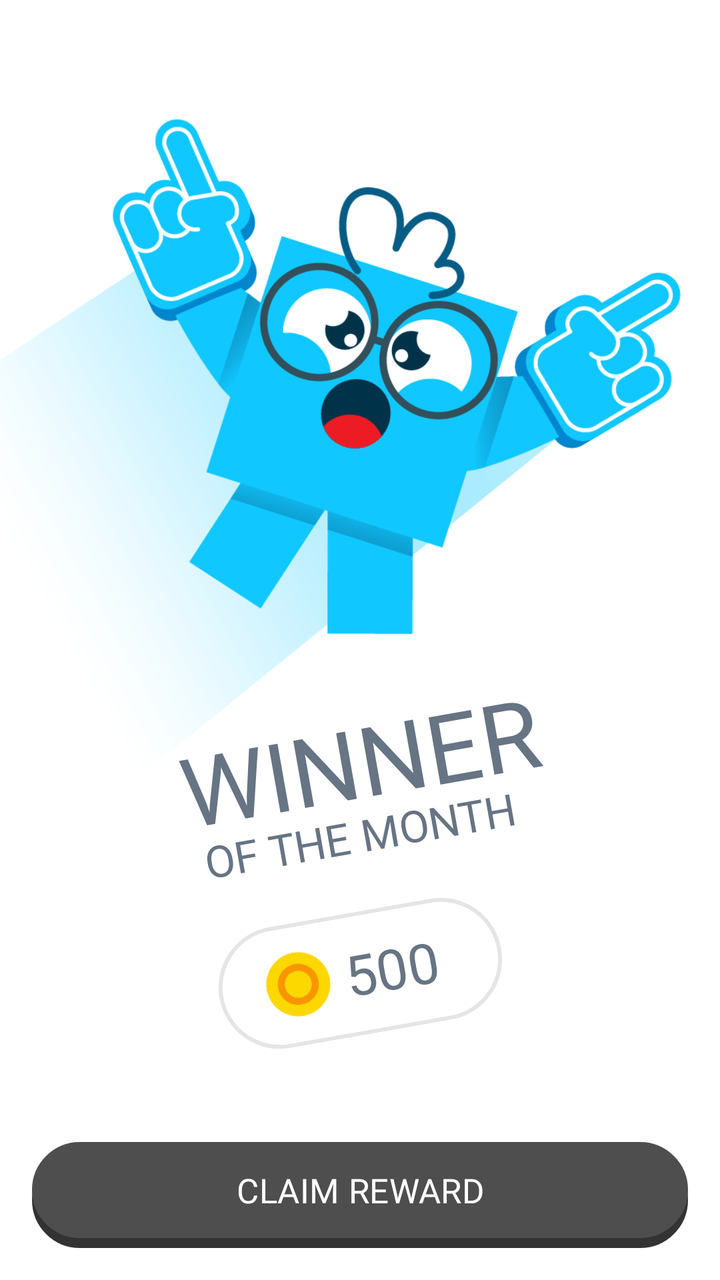
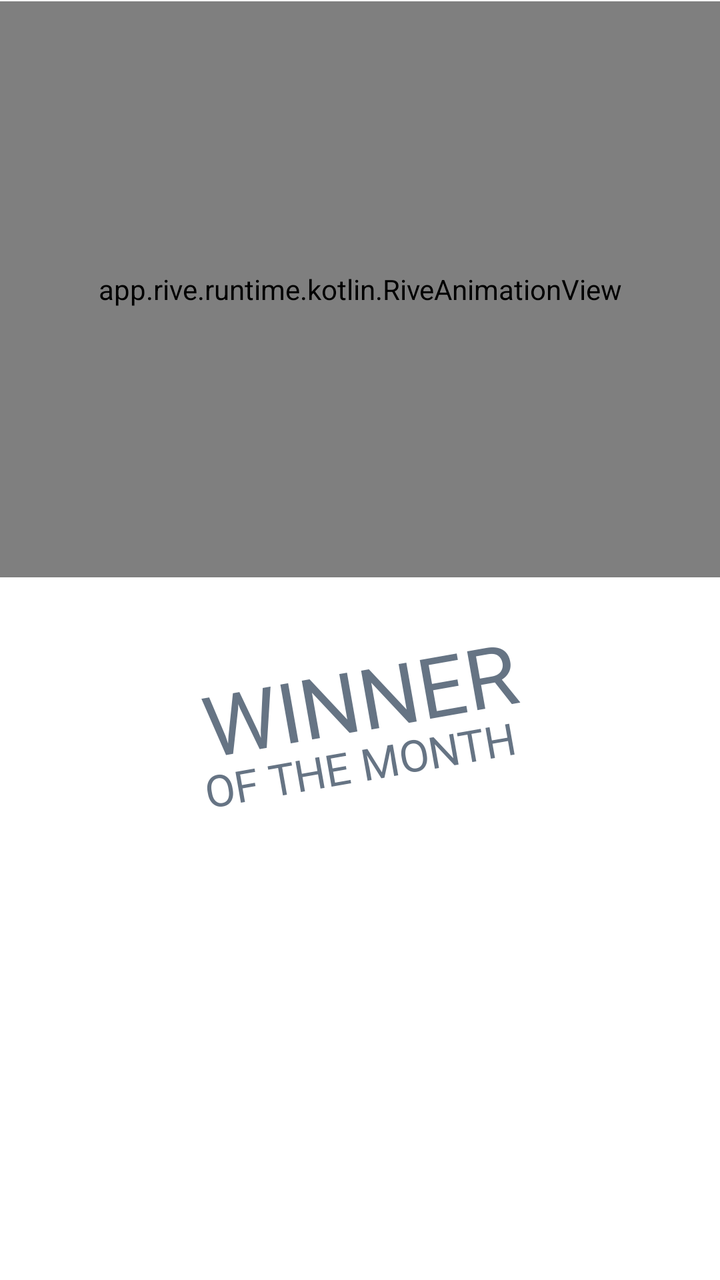

Compare the two renders of this Android layout. The source of the first and the diff that turns it into the second are given below.
<!-- AndroidManifest.xml: application theme Theme.Tetragon -->
<!-- res/layout/activity_monthly_reward.xml -->
<?xml version="1.0" encoding="utf-8"?>
<androidx.constraintlayout.widget.ConstraintLayout xmlns:android="http://schemas.android.com/apk/res/android"
    xmlns:app="http://schemas.android.com/apk/res-auto"
    xmlns:tools="http://schemas.android.com/tools"
    android:id="@+id/main"
    android:layout_width="match_parent"
    android:layout_height="match_parent"
    android:background="@color/white"
    android:fitsSystemWindows="true"
    android:clipChildren="false"
    android:clipToPadding="false"
    tools:context=".reward.MonthlyRewardActivity">

    <androidx.constraintlayout.widget.ConstraintLayout
        android:layout_width="match_parent"
        android:layout_height="match_parent"
        android:padding="16dp"
        android:clipChildren="false"
        android:clipToPadding="false"
        app:layout_constraintBottom_toBottomOf="parent"
        app:layout_constraintEnd_toEndOf="parent"
        app:layout_constraintStart_toStartOf="parent"
        app:layout_constraintTop_toTopOf="parent">

        <androidx.constraintlayout.widget.ConstraintLayout
            android:id="@+id/center_content_wrapper"
            android:layout_width="wrap_content"
            android:layout_height="wrap_content"
            android:clipChildren="false"
            android:clipToPadding="false"
            app:layout_constraintBottom_toTopOf="@+id/continue_btn_container"
            app:layout_constraintEnd_toEndOf="parent"
            app:layout_constraintHorizontal_bias="0.5"
            app:layout_constraintStart_toStartOf="parent"
            app:layout_constraintTop_toTopOf="parent"
            app:layout_constraintVertical_bias="0.419">

            <ImageView
                android:id="@+id/iv_mr_square"
                android:layout_width="400dp"
                android:layout_height="400dp"
                android:scaleType="fitCenter"
                android:src="@drawable/mr_square_winner"
                android:translationX="-40dp"
                app:layout_constraintEnd_toEndOf="parent"
                app:layout_constraintStart_toStartOf="parent"
                app:layout_constraintTop_toTopOf="parent" />

            <TextView
                android:id="@+id/tv_winner_title"
                android:layout_width="wrap_content"
                android:layout_height="wrap_content"
                android:layout_marginTop="-100dp"
                android:fontFamily="@font/inter_bold"
                android:rotation="-10"
                android:text="@string/winner"
                android:textAllCaps="true"
                android:textColor="#667484"
                android:textSize="48sp"
                app:layout_constraintEnd_toEndOf="parent"
                app:layout_constraintStart_toStartOf="parent"
                app:layout_constraintTop_toBottomOf="@+id/iv_mr_square" />

            <TextView
                android:id="@+id/tv_winner_subtitle"
                android:layout_width="wrap_content"
                android:layout_height="wrap_content"
                android:layout_marginTop="-10dp"
                android:fontFamily="@font/inter_bold"
                android:rotation="-10"
                android:text="@string/of_the_month"
                android:textAllCaps="true"
                android:textColor="#667484"
                android:textSize="22sp"
                app:layout_constraintEnd_toEndOf="parent"
                app:layout_constraintStart_toStartOf="parent"
                app:layout_constraintTop_toBottomOf="@+id/tv_winner_title" />

            <FrameLayout
                android:id="@+id/reward_container"
                android:layout_width="wrap_content"
                android:layout_height="wrap_content"
                android:layout_marginTop="24dp"
                android:layout_marginBottom="10dp"
                android:rotation="-10"
                app:layout_constraintBottom_toBottomOf="parent"
                app:layout_constraintEnd_toEndOf="parent"
                app:layout_constraintStart_toStartOf="parent"
                app:layout_constraintTop_toBottomOf="@+id/tv_winner_subtitle">

                <LinearLayout
                    android:id="@+id/reward_badge"
                    android:layout_width="wrap_content"
                    android:layout_height="wrap_content"
                    android:layout_gravity="center"
                    android:background="@drawable/custom_background"
                    android:gravity="center"
                    android:orientation="horizontal"
                    android:paddingStart="24dp"
                    android:paddingTop="12dp"
                    android:paddingEnd="32dp"
                    android:paddingBottom="12dp">

                    <ImageView
                        android:layout_width="32dp"
                        android:layout_height="32dp"
                        android:src="@drawable/coin" />

                    <TextView
                        android:id="@+id/tv_coin_count"
                        android:layout_width="wrap_content"
                        android:layout_height="wrap_content"
                        android:layout_marginStart="8dp"
                        android:fontFamily="@font/inter_bold"
                        android:text="500"
                        android:textColor="#667484"
                        android:textSize="28sp" />
                </LinearLayout>
            </FrameLayout>
        </androidx.constraintlayout.widget.ConstraintLayout>

        <FrameLayout
            android:id="@+id/continue_btn_container"
            android:layout_width="0dp"
            android:layout_height="wrap_content"
            android:clipChildren="false"
            android:clipToPadding="false"
            android:paddingBottom="5dp"
            app:layout_constraintBottom_toBottomOf="parent"
            app:layout_constraintEnd_toEndOf="parent"
            app:layout_constraintStart_toStartOf="parent">

            <FrameLayout
                android:id="@+id/continue_enabled_btn_container"
                android:layout_width="match_parent"
                android:layout_height="wrap_content"
                android:visibility="visible">

                <View
                    android:layout_width="match_parent"
                    android:layout_height="48dp"
                    android:background="@drawable/custom_button"
                    android:backgroundTint="#333333"
                    android:translationY="5dp" />

                <Button
                    android:id="@+id/continue_enabled_btn"
                    android:layout_width="match_parent"
                    android:layout_height="48dp"
                    android:background="@drawable/custom_button"
                    android:fontFamily="@font/inter_semibold"
                    android:text="@string/claim_reward"
                    android:textColor="@color/white"
                    android:textSize="17sp"
                    app:backgroundTint="#4E4E4E" />
            </FrameLayout>

            <FrameLayout
                android:id="@+id/disabledContainer"
                android:layout_width="match_parent"
                android:layout_height="wrap_content"
                android:visibility="gone">

                <View
                    android:layout_width="match_parent"
                    android:layout_height="48dp"
                    android:background="@drawable/custom_button"
                    android:backgroundTint="@color/gray_2"
                    android:translationY="5dp" />

                <TextView
                    android:layout_width="match_parent"
                    android:layout_height="48dp"
                    android:fontFamily="@font/inter_semibold"
                    android:gravity="center"
                    android:text="@string/loading"
                    android:textColor="@color/gray_1"
                    android:textSize="17sp"
                    android:translationY="5dp" />
            </FrameLayout>
        </FrameLayout>

    </androidx.constraintlayout.widget.ConstraintLayout>

</androidx.constraintlayout.widget.ConstraintLayout>
<!-- resources referenced by this layout -->
<resources>
  <color name="gray_1">#A5A5A5</color>
  <color name="gray_2">#E5E5E5</color>
  <color name="white">#FFFFFFFF</color>
  <!-- drawable coin (drawable) -->
  <vector xmlns:android="http://schemas.android.com/apk/res/android"
      android:width="39.89dp"
      android:height="39.89dp"
      android:viewportWidth="39.89"
      android:viewportHeight="39.89">
    <path
        android:pathData="M19.95,0c2.51,0 4.92,0.46 7.13,1.31 0.24,0.09 0.48,0.19 0.72,0.29 0.06,0.02 0.11,0.05 0.16,0.07 4.26,1.87 7.74,5.19 9.81,9.33 0.29,0.59 0.56,1.19 0.8,1.81 0.69,1.81 1.13,3.75 1.27,5.78 0.03,0.45 0.05,0.89 0.05,1.35 0,2.21 -0.36,4.34 -1.03,6.34 -0.37,1.1 -0.83,2.16 -1.38,3.17 -1.51,2.79 -3.68,5.18 -6.29,6.97 -1.32,0.9 -2.75,1.65 -4.27,2.21 -2.17,0.82 -4.52,1.26 -6.98,1.26 -2.34,0 -4.59,-0.4 -6.68,-1.15 -0.14,-0.05 -0.28,-0.1 -0.42,-0.16 -0.63,-0.24 -1.25,-0.51 -1.85,-0.81 -4.19,-2.11 -7.54,-5.65 -9.39,-9.98 -0.16,-0.38 -0.32,-0.78 -0.46,-1.18 -0.22,-0.62 -0.41,-1.26 -0.57,-1.91C0.2,23.18 0,21.59 0,19.95c0,-2.46 0.44,-4.81 1.26,-6.98 0.57,-1.52 1.31,-2.95 2.21,-4.27 1.79,-2.61 4.17,-4.77 6.97,-6.29h0c1.01,-0.55 2.07,-1.01 3.17,-1.38C15.6,0.36 17.73,0 19.95,0Z"
        android:fillColor="#fdd700"/>
    <path
        android:pathData="M32.76,19.95c0,7.08 -5.74,12.81 -12.81,12.81 -3.24,0 -6.2,-1.2 -8.45,-3.18 -2.67,-2.35 -4.36,-5.79 -4.36,-9.63 0,-7.08 5.74,-12.81 12.81,-12.81 4.52,0 8.49,2.34 10.77,5.88 1.29,2 2.04,4.38 2.04,6.94Z"
        android:fillColor="#f89601"/>
    <path
        android:pathData="M19.94,19.95m-8.42,0a8.42,8.42 0,1 1,16.84 0a8.42,8.42 0,1 1,-16.84 0"
        android:fillColor="#fdd700"/>
  </vector>
  <!-- drawable custom_background (drawable) -->
  <?xml version="1.0" encoding="utf-8"?>
  <shape xmlns:android="http://schemas.android.com/apk/res/android"
      android:shape="rectangle">
      <solid android:color="#ffffff"/>
      <stroke android:color="#e5e5e5"
          android:width="2dp"/>
      <corners android:radius="40dp"/>
  </shape>
  <!-- drawable custom_button (drawable) -->
  <?xml version="1.0" encoding="utf-8"?>
  <shape xmlns:android="http://schemas.android.com/apk/res/android"
      android:shape="rectangle">
      <solid android:color="#ffffff"/>
      <stroke android:color="#e5e5e5"
          android:width="2dp"/>
      <corners android:radius="100dp"/>
  </shape>
  <!-- drawable mr_square_winner: png bitmap (drawable, 104892 bytes) -->
  <string name="claim_reward">CLAIM REWARD</string>
  <string name="loading">LOADING...</string>
  <string name="of_the_month">OF THE MONTH</string>
  <string name="winner">WINNER</string>
  <style name="Theme.Tetragon" parent="Base.Theme.Tetragon" />
  <style name="Base.Theme.Tetragon" parent="Theme.Material3.DayNight.NoActionBar">
          <item name="android:statusBarColor">@color/white</item>
          <item name="android:navigationBarColor">@color/white</item>
          <item name="android:windowLightStatusBar">true</item>
  
          <item name="android:windowBackground">@color/white</item>
          <item name="android:colorBackground">@color/white</item>
  
          <item name="android:windowIsTranslucent">false</item>
      </style>
</resources>

<!-- the commit's change to res/layout/activity_monthly_reward.xml (unified diff, before → after) -->
@@ -11,175 +11,168 @@
     android:clipToPadding="false"
     tools:context=".reward.MonthlyRewardActivity">
 
+    
+    
     <androidx.constraintlayout.widget.ConstraintLayout
+        android:id="@+id/center_content_wrapper"
         android:layout_width="match_parent"
-        android:layout_height="match_parent"
-        android:padding="16dp"
+        android:layout_height="wrap_content"
+        android:layout_marginBottom="90dp"
+        android:paddingTop="32dp"
         android:clipChildren="false"
         android:clipToPadding="false"
+        app:layout_constraintBottom_toTopOf="@+id/continue_btn_container"
+        app:layout_constraintEnd_toEndOf="parent"
+        app:layout_constraintStart_toStartOf="parent">
+
+        <TextView
+            android:id="@+id/tv_winner_title"
+            android:layout_width="wrap_content"
+            android:layout_height="wrap_content"
+            android:fontFamily="@font/inter_bold"
+            android:rotation="-10"
+            android:text="@string/winner"
+            android:textAllCaps="true"
+            android:textColor="#667484"
+            android:textSize="42sp"
+            app:layout_constraintEnd_toEndOf="parent"
+            app:layout_constraintStart_toStartOf="parent"
+            app:layout_constraintTop_toTopOf="parent" />
+
+        <TextView
+            android:id="@+id/tv_winner_subtitle"
+            android:layout_width="wrap_content"
+            android:layout_height="wrap_content"
+            android:layout_marginTop="-10dp"
+            android:fontFamily="@font/inter_bold"
+            android:rotation="-10"
+            android:text="@string/of_the_month"
+            android:textAllCaps="true"
+            android:textColor="#667484"
+            android:textSize="22sp"
+            app:layout_constraintEnd_toEndOf="parent"
+            app:layout_constraintStart_toStartOf="parent"
+            app:layout_constraintTop_toBottomOf="@+id/tv_winner_title" />
+
+        <FrameLayout
+            android:id="@+id/reward_container"
+            android:layout_width="wrap_content"
+            android:layout_height="wrap_content"
+            android:layout_marginTop="28dp"
+            android:rotation="-10"
+            android:visibility="invisible"
+            app:layout_constraintEnd_toEndOf="parent"
+            app:layout_constraintStart_toStartOf="parent"
+            app:layout_constraintTop_toBottomOf="@+id/tv_winner_subtitle">
+
+            <LinearLayout
+                android:id="@+id/reward_badge"
+                android:layout_width="wrap_content"
+                android:layout_height="wrap_content"
+                android:layout_gravity="center"
+                android:background="@drawable/custom_background"
+                android:gravity="center"
+                android:orientation="horizontal"
+                android:paddingStart="24dp"
+                android:paddingTop="12dp"
+                android:paddingEnd="32dp"
+                android:paddingBottom="12dp">
+
+                <ImageView
+                    android:layout_width="32dp"
+                    android:layout_height="32dp"
+                    android:src="@drawable/coin" />
+
+                <TextView
+                    android:id="@+id/tv_coin_count"
+                    android:layout_width="wrap_content"
+                    android:layout_height="wrap_content"
+                    android:layout_marginStart="8dp"
+                    android:fontFamily="@font/inter_bold"
+                    android:text="500"
+                    android:textColor="#667484"
+                    android:textSize="28sp" />
+            </LinearLayout>
+        </FrameLayout>
+    </androidx.constraintlayout.widget.ConstraintLayout>
+
+    
+    <app.rive.runtime.kotlin.RiveAnimationView
+        android:id="@+id/rive_mr_square"
+        android:layout_width="0dp"
+        android:layout_height="0dp"
+        app:riveResource="@raw/mr_square_monthly"
+        app:riveAutoPlay="true"
+        app:layout_constraintDimensionRatio="1:0.8"
+        app:layout_constraintBottom_toTopOf="@+id/center_content_wrapper"
+        app:layout_constraintEnd_toEndOf="parent"
+        app:layout_constraintStart_toStartOf="parent"
+        app:layout_constraintTop_toTopOf="parent"
+        app:layout_constraintVertical_bias="1.0" />
+
+    
+    <FrameLayout
+        android:id="@+id/continue_btn_container"
+        android:layout_width="match_parent"
+        android:layout_height="wrap_content"
+        android:clipChildren="false"
+        android:clipToPadding="false"
+        android:paddingStart="16dp"
+        android:paddingEnd="16dp"
+        android:paddingBottom="16dp"
+        android:visibility="invisible"
         app:layout_constraintBottom_toBottomOf="parent"
         app:layout_constraintEnd_toEndOf="parent"
-        app:layout_constraintStart_toStartOf="parent"
-        app:layout_constraintTop_toTopOf="parent">
+        app:layout_constraintStart_toStartOf="parent">
 
-        <androidx.constraintlayout.widget.ConstraintLayout
-            android:id="@+id/center_content_wrapper"
-            android:layout_width="wrap_content"
+        <FrameLayout
+            android:id="@+id/continue_enabled_btn_container"
+            android:layout_width="match_parent"
             android:layout_height="wrap_content"
-            android:clipChildren="false"
-            android:clipToPadding="false"
-            app:layout_constraintBottom_toTopOf="@+id/continue_btn_container"
-            app:layout_constraintEnd_toEndOf="parent"
-            app:layout_constraintHorizontal_bias="0.5"
-            app:layout_constraintStart_toStartOf="parent"
-            app:layout_constraintTop_toTopOf="parent"
-            app:layout_constraintVertical_bias="0.419">
+            android:visibility="visible">
 
-            <ImageView
-                android:id="@+id/iv_mr_square"
-                android:layout_width="400dp"
-                android:layout_height="400dp"
-                android:scaleType="fitCenter"
-                android:src="@drawable/mr_square_winner"
-                android:translationX="-40dp"
-                app:layout_constraintEnd_toEndOf="parent"
-                app:layout_constraintStart_toStartOf="parent"
-                app:layout_constraintTop_toTopOf="parent" />
+            <View
+                android:layout_width="match_parent"
+                android:layout_height="48dp"
+                android:background="@drawable/custom_button"
+                android:backgroundTint="#333333"
+                android:translationY="5dp" />
+
+            <Button
+                android:id="@+id/continue_enabled_btn"
+                android:layout_width="match_parent"
+                android:layout_height="48dp"
+                android:background="@drawable/custom_button"
+                android:fontFamily="@font/inter_semibold"
+                android:text="@string/claim_reward"
+                android:textColor="@color/white"
+                android:textSize="17sp"
+                app:backgroundTint="#4E4E4E" />
+        </FrameLayout>
+
+        <FrameLayout
+            android:id="@+id/disabledContainer"
+            android:layout_width="match_parent"
+            android:layout_height="wrap_content"
+            android:visibility="gone">
+
+            <View
+                android:layout_width="match_parent"
+                android:layout_height="48dp"
+                android:background="@drawable/custom_background"
+                android:backgroundTint="@color/gray_2"
+                android:translationY="5dp" />
 
             <TextView
-                android:id="@+id/tv_winner_title"
-                android:layout_width="wrap_content"
-                android:layout_height="wrap_content"
-                android:layout_marginTop="-100dp"
-                android:fontFamily="@font/inter_bold"
-                android:rotation="-10"
-                android:text="@string/winner"
-                android:textAllCaps="true"
-                android:textColor="#667484"
-                android:textSize="48sp"
-                app:layout_constraintEnd_toEndOf="parent"
-                app:layout_constraintStart_toStartOf="parent"
-                app:layout_constraintTop_toBottomOf="@+id/iv_mr_square" />
-
-            <TextView
-                android:id="@+id/tv_winner_subtitle"
-                android:layout_width="wrap_content"
-                android:layout_height="wrap_content"
-                android:layout_marginTop="-10dp"
-                android:fontFamily="@font/inter_bold"
-                android:rotation="-10"
-                android:text="@string/of_the_month"
-                android:textAllCaps="true"
-                android:textColor="#667484"
-                android:textSize="22sp"
-                app:layout_constraintEnd_toEndOf="parent"
-                app:layout_constraintStart_toStartOf="parent"
-                app:layout_constraintTop_toBottomOf="@+id/tv_winner_title" />
-
-            <FrameLayout
-                android:id="@+id/reward_container"
-                android:layout_width="wrap_content"
-                android:layout_height="wrap_content"
-                android:layout_marginTop="24dp"
-                android:layout_marginBottom="10dp"
-                android:rotation="-10"
-                app:layout_constraintBottom_toBottomOf="parent"
-                app:layout_constraintEnd_toEndOf="parent"
-                app:layout_constraintStart_toStartOf="parent"
-                app:layout_constraintTop_toBottomOf="@+id/tv_winner_subtitle">
-
-                <LinearLayout
-                    android:id="@+id/reward_badge"
-                    android:layout_width="wrap_content"
-                    android:layout_height="wrap_content"
-                    android:layout_gravity="center"
-                    android:background="@drawable/custom_background"
-                    android:gravity="center"
-                    android:orientation="horizontal"
-                    android:paddingStart="24dp"
-                    android:paddingTop="12dp"
-                    android:paddingEnd="32dp"
-                    android:paddingBottom="12dp">
-
-                    <ImageView
-                        android:layout_width="32dp"
-                        android:layout_height="32dp"
-                        android:src="@drawable/coin" />
-
-                    <TextView
-                        android:id="@+id/tv_coin_count"
-                        android:layout_width="wrap_content"
-                        android:layout_height="wrap_content"
-                        android:layout_marginStart="8dp"
-                        android:fontFamily="@font/inter_bold"
-                        android:text="500"
-                        android:textColor="#667484"
-                        android:textSize="28sp" />
-                </LinearLayout>
-            </FrameLayout>
-        </androidx.constraintlayout.widget.ConstraintLayout>
-
-        <FrameLayout
-            android:id="@+id/continue_btn_container"
-            android:layout_width="0dp"
-            android:layout_height="wrap_content"
-            android:clipChildren="false"
-            android:clipToPadding="false"
-            android:paddingBottom="5dp"
-            app:layout_constraintBottom_toBottomOf="parent"
-            app:layout_constraintEnd_toEndOf="parent"
-            app:layout_constraintStart_toStartOf="parent">
-
-            <FrameLayout
-                android:id="@+id/continue_enabled_btn_container"
                 android:layout_width="match_parent"
-                android:layout_height="wrap_content"
-                android:visibility="visible">
-
-                <View
-                    android:layout_width="match_parent"
-                    android:layout_height="48dp"
-                    android:background="@drawable/custom_button"
-                    android:backgroundTint="#333333"
-                    android:translationY="5dp" />
-
-                <Button
-                    android:id="@+id/continue_enabled_btn"
-                    android:layout_width="match_parent"
-                    android:layout_height="48dp"
-                    android:background="@drawable/custom_button"
-                    android:fontFamily="@font/inter_semibold"
-                    android:text="@string/claim_reward"
-                    android:textColor="@color/white"
-                    android:textSize="17sp"
-                    app:backgroundTint="#4E4E4E" />
-            </FrameLayout>
-
-            <FrameLayout
-                android:id="@+id/disabledContainer"
-                android:layout_width="match_parent"
-                android:layout_height="wrap_content"
-                android:visibility="gone">
-
-                <View
-                    android:layout_width="match_parent"
-                    android:layout_height="48dp"
-                    android:background="@drawable/custom_button"
-                    android:backgroundTint="@color/gray_2"
-                    android:translationY="5dp" />
-
-                <TextView
-                    android:layout_width="match_parent"
-                    android:layout_height="48dp"
-                    android:fontFamily="@font/inter_semibold"
-                    android:gravity="center"
-                    android:text="@string/loading"
-                    android:textColor="@color/gray_1"
-                    android:textSize="17sp"
-                    android:translationY="5dp" />
-            </FrameLayout>
+                android:layout_height="48dp"
+                android:fontFamily="@font/inter_semibold"
+                android:gravity="center"
+                android:text="@string/loading"
+                android:textColor="@color/gray_1"
+                android:textSize="17sp"
+                android:translationY="5dp" />
         </FrameLayout>
-
-    </androidx.constraintlayout.widget.ConstraintLayout>
+    </FrameLayout>
 
 </androidx.constraintlayout.widget.ConstraintLayout>
<!-- resource entries referenced after the edit -->
@@ -37,7 +37,6 @@
           android:width="2dp"/>
       <corners android:radius="100dp"/>
   </shape>
-  <!-- drawable mr_square_winner: png bitmap (drawable, 104892 bytes) -->
   <string name="claim_reward">CLAIM REWARD</string>
   <string name="loading">LOADING...</string>
   <string name="of_the_month">OF THE MONTH</string>
